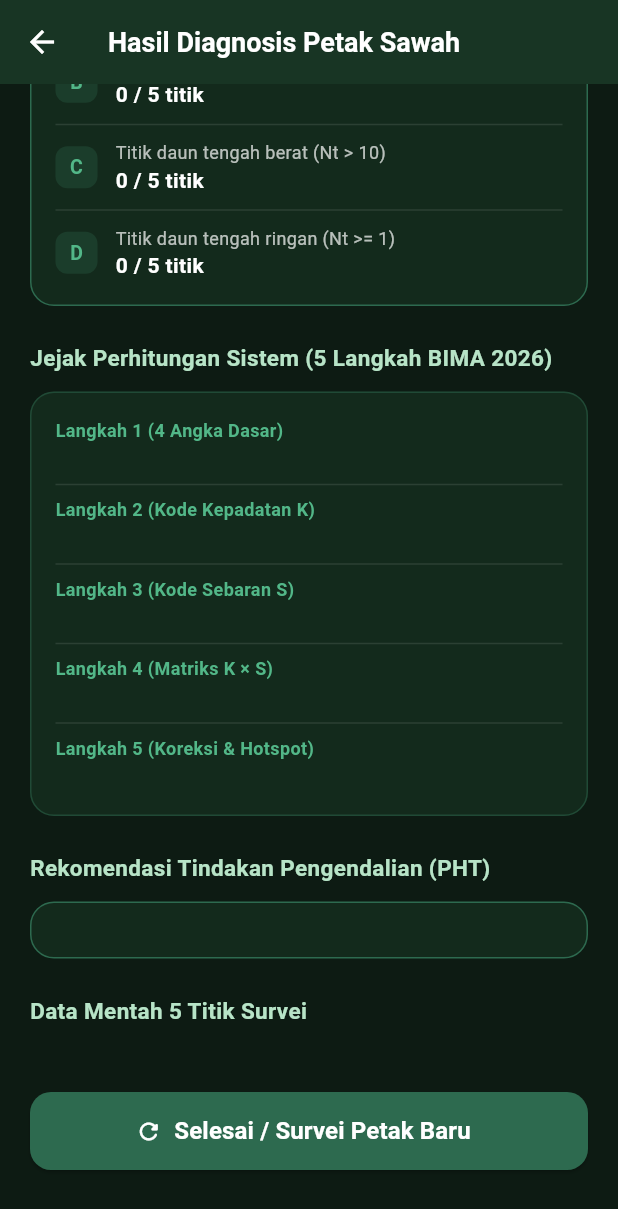
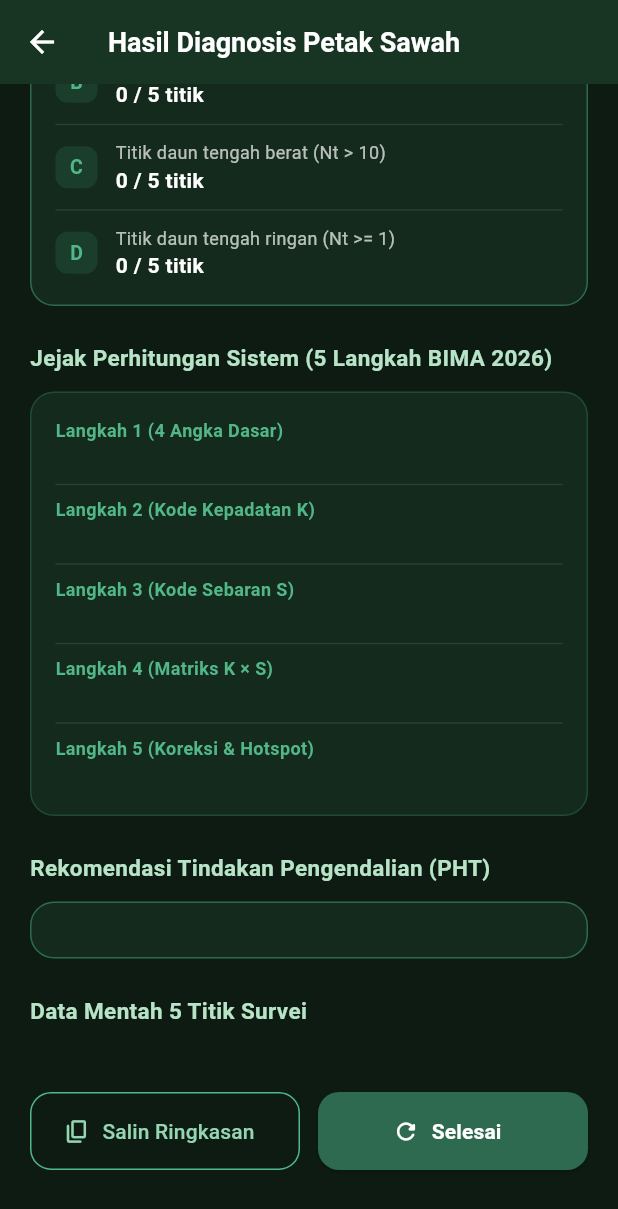
Before and after one commit to 23Barajapu/fluttere-robo, a Flutter app: the SurveyResultScreen screen opened directly with empty values, scrolled down 320 dp, on a phone screen of 412 x 824 dp. Shown: the top 1209 px of the screen. Run offline on Flutter 3.47's test engine with Material 3 defaults, Android fonts, the phone set to English and light mode, and no system bars; our stand-ins replace image_picker; missing offline and left inert: tflite_flutter.

Commit message:
feat: add detection summary report service and RINGKASAN_HASIL_DETEKSI.md

```diff
--- a/lib/screens/survey_result_screen.dart
+++ b/lib/screens/survey_result_screen.dart
@@ -1,5 +1,7 @@
 import 'package:flutter/material.dart';
+import 'package:flutter/services.dart';
 import '../models/survey_models.dart';
+import '../services/report_export_service.dart';
 
 class SurveyResultScreen extends StatelessWidget {
   final RuleEngineResult result;
@@ -435,22 +437,56 @@ class SurveyResultScreen extends StatelessWidget {
 
             const SizedBox(height: 32),
 
-            // Action Button
-            ElevatedButton.icon(
+            // Action Buttons
+            Row(
+              children: [
+                Expanded(
+                  child: OutlinedButton.icon(
+                    onPressed: () {
+                      final summaryText = ReportExportService.generateTextSummary(
+                        result: result,
+                        points: points,
+                      );
+                      Clipboard.setData(ClipboardData(text: summaryText));
+                      ScaffoldMessenger.of(context).showSnackBar(
+                        const SnackBar(
+                          content: Text('Ringkasan laporan berhasil disalin ke clipboard!'),
+                          backgroundColor: Color(0xFF2D6A4F),
+                        ),
+                      );
+                    },
+                    icon: const Icon(Icons.copy_rounded, size: 18),
+                    label: const Text('Salin Ringkasan'),
+                    style: OutlinedButton.styleFrom(
+                      foregroundColor: const Color(0xFF95D5B2),
+                      side: const BorderSide(color: Color(0xFF52B788)),
+                      minimumSize: const Size(0, 52),
+                      shape: RoundedRectangleBorder(
+                        borderRadius: BorderRadius.circular(14),
+                      ),
+                    ),
+                  ),
+                ),
+                const SizedBox(width: 12),
+                Expanded(
+                  child: ElevatedButton.icon(
                     onPressed: () => Navigator.of(context).pop(),
                     icon: const Icon(Icons.refresh_rounded),
                     label: const Text(
-                'Selesai / Survei Petak Baru',
-                style: TextStyle(fontSize: 16, fontWeight: FontWeight.bold),
+                      'Selesai',
+                      style: TextStyle(fontWeight: FontWeight.bold),
                     ),
                     style: ElevatedButton.styleFrom(
                       backgroundColor: const Color(0xFF2D6A4F),
                       foregroundColor: Colors.white,
-                minimumSize: const Size(double.infinity, 52),
+                      minimumSize: const Size(0, 52),
                       shape: RoundedRectangleBorder(
                         borderRadius: BorderRadius.circular(14),
                       ),
                     ),
+                  ),
+                ),
+              ],
             ),
             const SizedBox(height: 24),
           ],
```
Also changed, not shown: lib/services/report_export_service.dart (added, +133 -0 lines), 1 other file. Lines whose indentation alone changed are shown as unchanged.
